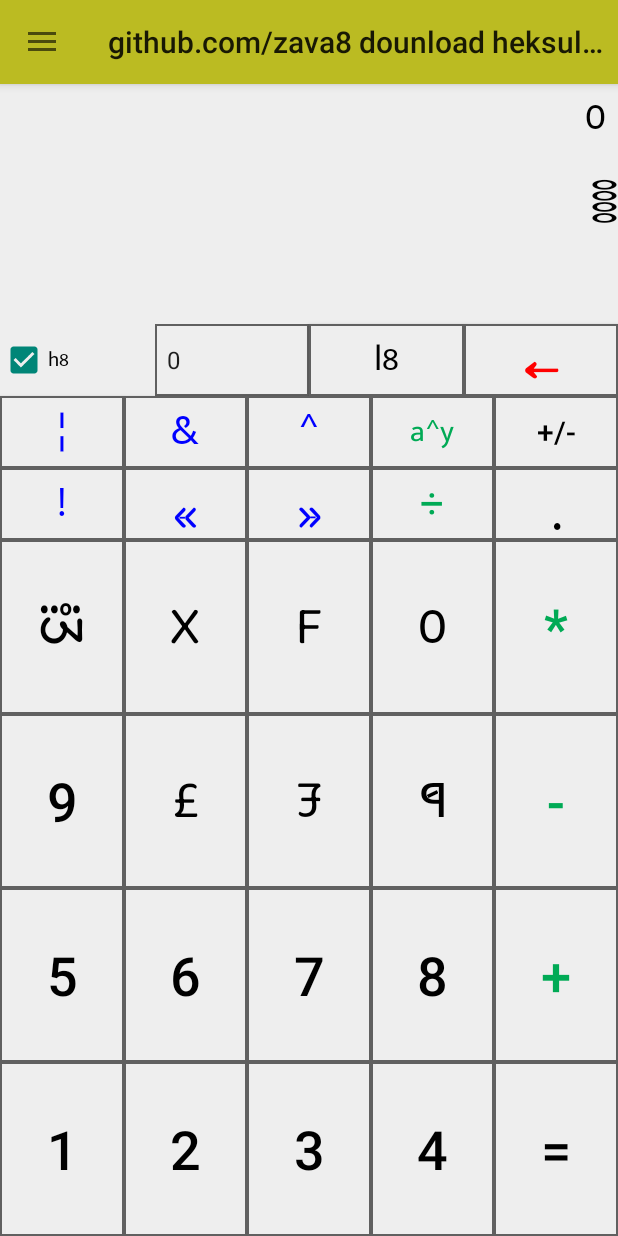
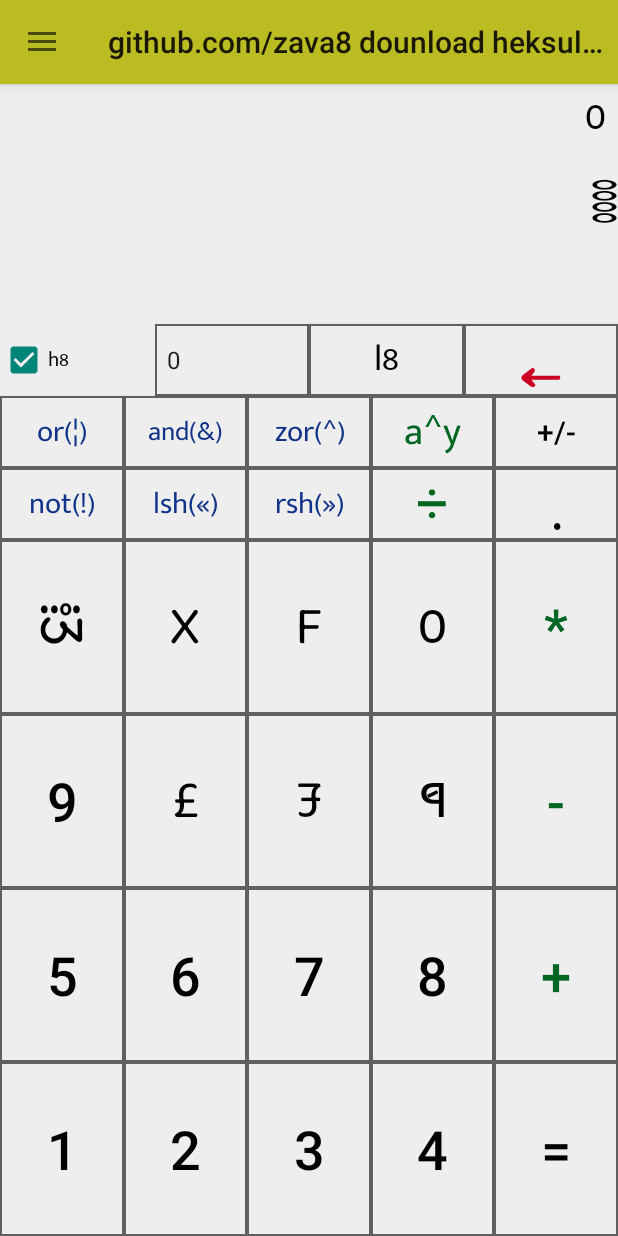
Before and after one commit to zava8/heksuletr, an Android app: the screen it shows after launch (MainActivity), on a phone screen of 412 x 824 dp. Run offline under Robolectric (Android 15) with nearby library versions, the phone set to English and light mode, and no system bars; libraries missing offline, so code that uses them is left out: io.realm; 1 statement that could not run was skipped.

Commit message:
zs810.tumblr.com fb.com/ztrabc vk.com/zs810

```diff
--- a/app/src/main/java/com/zava8/calculator/model/Operator.java
+++ b/app/src/main/java/com/zava8/calculator/model/Operator.java
@@ -9,13 +9,16 @@ public enum Operator {
     LN, LOG,
     DENOMINATOR, EXPONENT_POWER, SQUARE, POWER, SQUARE_ROOT,
     ABS, FACTORIAL, UNKNOWN;
-
     public static Operator operatorForTitle(String title) {
         switch (title) {
             case "+": return ADD;  case "-": return SUBTRACT; case "*": return MULTIPLY;
             case "÷": return remainder_divide; case "/": return remainder_divide; case "%": return PERCENT;
             case "&": return AND; case "|": return OR;
-            case "^": return XOR; case "!": return NOT; case "V": return LSH; case "w": return RSH;
+            case "^": return XOR; case "!": return NOT;
+            case "V": return LSH; case "w": return RSH;
+            case "and(&)": return AND; case "or(|)": return OR;
+            case "zor(^)": return XOR; case "not(!)": return NOT;
+            case "lsh(V)": return LSH; case "rsh(W)": return RSH;
             case "Asin": return ASIN; case "Acos": return ACOS; case "Atan": return ATAN; case "sin": return SIN;
             case "cos": return COS; case "tAn": return TAN; case "ln": return LN; case "log": return LOG;
       case "1/a": return DENOMINATOR; case "a^n": return EXPONENT_POWER; case "a^2": return SQUARE; case "a^y": return POWER;
--- a/app/src/main/res/layout/fragment_programmer.xml
+++ b/app/src/main/res/layout/fragment_programmer.xml
@@ -21,19 +21,10 @@
         app:layout_constraintTop_toBottomOf="@+id/result_tekst_viyu"/>
 
 <!--    android:layout_marginStart="8dp" android:layout_marginTop="8dp" android:layout_marginEnd="8dp"-->
-    <TextView
-        android:id="@+id/ekuation_tekst_viyu"
-        android:layout_width="0dp"
-        android:layout_height="48dp"
-        android:fontFamily="@font/u5h"
-        android:scrollbars="horizontal"
-        android:text=""
-        android:textAlignment="textEnd"
-        android:textColor="?attr/primaryTextColor"
-        android:textSize="@dimen/ekuation_tekst_viyu_size"
-        app:layout_constraintEnd_toStartOf="@+id/dizit_tekst_viyu"
-        app:layout_constraintStart_toStartOf="parent"
-        app:layout_constraintTop_toBottomOf="@+id/result_binary_viyu" />
+    <TextView android:id="@+id/ekuation_tekst_viyu" android:layout_width="0dp" android:layout_height="48dp" android:fontFamily="@font/u5h"
+        android:text="" android:textAlignment="textEnd" android:textColor="?attr/primaryTextColor" android:textSize="@dimen/ekuation_tekst_viyu_size"
+        android:scrollbars="horizontal" app:layout_constraintEnd_toStartOf="@+id/dizit_tekst_viyu"
+        app:layout_constraintStart_toStartOf="parent" app:layout_constraintTop_toBottomOf="@+id/result_binary_viyu" />
 
 <!--    android:layout_marginStart="8dp" android:layout_marginTop="8dp" android:layout_marginEnd="8dp"-->
     <TextView android:id="@+id/dizit_tekst_viyu" android:layout_width="96dp" android:layout_height="48dp"
@@ -41,10 +32,6 @@
         android:textColor="?attr/primaryTextColor" android:textSize="@dimen/dizit_tekst_viyu_size"
         app:layout_constraintStart_toEndOf="@+id/ekuation_tekst_viyu" app:layout_constraintEnd_toEndOf="parent"
         app:layout_constraintTop_toBottomOf="@+id/result_binary_viyu" />
-
-
-<!--  app:layout_constraintStart_toStartOf="parent" app:layout_constraintEnd_toStartOf="@+id/buttonDel"-->
-
 <!-- //////////////////////////////// -->
    <!-- android:layout_height="104dp" RadioGroup oriznl-->
     <CheckBox android:id="@+id/heks_check_boks" android:checked="true" android:layout_width="0dp" android:layout_height="@dimen/btn_ro1_hait"
@@ -66,39 +53,16 @@
         app:layout_constraintBottom_toBottomOf="@id/heks_check_boks" app:layout_constraintTop_toBottomOf="@+id/ekuation_tekst_viyu"
         app:layout_constraintStart_toEndOf="@+id/decimal_precision_spinner"   app:layout_constraintEnd_toStartOf="@id/buttonDel" />
 
-<!--    <Button    android:id="@+id/buttonFdivide"    android:layout_width="0dp"    android:layout_height="0dp"-->
-<!--        android:background="@drawable/calculator_button_main" android:textColor="?attr/primaryTextColor"-->
-<!--        android:text="@string/phlot_div_button_label" android:fontFamily="@font/u5" android:textAllCaps="false" android:textSize="@dimen/f_tekst_size"-->
-<!--        app:layout_constraintBottom_toBottomOf="@id/heks_check_boks" app:layout_constraintTop_toBottomOf="@+id/inputField2"-->
-<!--        app:layout_constraintStart_toEndOf="@+id/buttonLength"   app:layout_constraintEnd_toStartOf="@id/buttonDel" />-->
-
-
-
-<!--  <Button    android:id="@+id/buttonMode"    android:layout_width="75dp"    android:layout_height="40dp"    android:layout_marginStart="8dp"-->
-<!--      android:background="@drawable/calculator_button_main"    android:text="Mode" android:textAllCaps="false"-->
-<!--      android:fontFamily="@font/u5"  android:textColor="?attr/primaryTextColor"-->
-<!--      app:layout_constraintTop_toTopOf="@+id/buttonDel" app:layout_constraintBottom_toBottomOf="@+id/heks_check_boks"-->
-<!--      app:layout_constraintStart_toEndOf="@+id/buttonLength"    />-->
-
-    <Button
-        android:id="@+id/buttonDel"
-        android:layout_width="0dp"
-        android:layout_height="0dp"
-        android:background="@drawable/calculator_button_main"
-        android:fontFamily="@font/u8"
-        android:text="J"
-        android:textAlignment="center"
-        android:textColor="@color/deleteTextColor"
-        android:textSize="@dimen/del_tekst_size"
-        app:layout_constraintBottom_toBottomOf="@id/heks_check_boks"
-        app:layout_constraintEnd_toEndOf="parent"
-        app:layout_constraintStart_toEndOf="@+id/buttonLength"
-        app:layout_constraintTop_toBottomOf="@+id/ekuation_tekst_viyu" />
+    <Button android:id="@+id/buttonDel" android:layout_width="0dp" android:layout_height="0dp" android:background="@drawable/calculator_button_main"
+        android:fontFamily="@font/u8" android:text="J" android:textAlignment="center"
+        android:textColor="@color/deleteTextColor" android:textSize="@dimen/del_tekst_size"
+        app:layout_constraintBottom_toBottomOf="@id/heks_check_boks" app:layout_constraintEnd_toEndOf="parent"
+        app:layout_constraintStart_toEndOf="@+id/buttonLength" app:layout_constraintTop_toBottomOf="@+id/ekuation_tekst_viyu" />
 
 <!-- //////////////////////////////// -->
     <Button android:id="@+id/buttonOR" android:layout_width="0dp" android:layout_height="@dimen/btn_ro2_hait"
         android:background="@drawable/calculator_button_secondary" android:textColor="@color/logical_operator_Color"
-        android:fontFamily="@font/u5" android:text="@string/or_operator" android:textSize="@dimen/or_tekst_size" android:textAllCaps="false"
+        android:fontFamily="@font/u5" android:text="@string/or_operator_string" android:textSize="@dimen/or_tekst_size" android:textAllCaps="false"
         app:layout_constraintEnd_toStartOf="@+id/buttonAND" app:layout_constraintStart_toStartOf="parent"
         app:layout_constraintTop_toBottomOf="@+id/heks_check_boks" />
 
--- a/app/src/main/res/values/colors.xml
+++ b/app/src/main/res/values/colors.xml
@@ -14,9 +14,9 @@
     <!-- color of zor button -->
 <!--    <color name="primaryTextColor">#606060</color>-->
     <color name="primaryTextColor">#000000</color>
-    <color name="deleteTextColor">#ff0000</color>
-    <color name="logical_operator_Color">#0000ff</color>
-    <color name="arthmetic_operator_color">#00aa55</color>
+    <color name="deleteTextColor">#cc0022</color>
+    <color name="logical_operator_Color">#113388</color>
+    <color name="arthmetic_operator_color">#006622</color>
 
     <color name="secondaryTextColor">#898989</color>
     <!-- <color name="disabledTextColor">#DDDDDD</color> -->
--- a/app/src/main/res/values/dimens.xml
+++ b/app/src/main/res/values/dimens.xml
@@ -24,18 +24,18 @@
 
     <dimen name="dizits_tekst_size">36sp</dimen>
     <dimen name="dot_tekst_size">36sp</dimen>
-    <dimen name="divide_tekst_size">28sp</dimen>
-    <dimen name="remainder_tekst_size">36sp</dimen>
-    <dimen name="pover_tekst_size">20sp</dimen>
+    <dimen name="divide_tekst_size">38sp</dimen>
+    <dimen name="remainder_tekst_size">20sp</dimen>
+    <dimen name="pover_tekst_size">26sp</dimen>
     <dimen name="float_divide_tekst_size">28sp</dimen>
-    <dimen name="lsh_tekst_size">36sp</dimen>
-    <dimen name="rsh_tekst_size">36sp</dimen>
-    <dimen name="or_tekst_size">28sp</dimen>
-    <dimen name="not_tekst_size">28sp</dimen>
-    <dimen name="and_tekst_size">28sp</dimen>
-    <dimen name="zor_tekst_size">28sp</dimen>
+    <dimen name="lsh_tekst_size">20sp</dimen>
+    <dimen name="rsh_tekst_size">20sp</dimen>
+    <dimen name="or_tekst_size">20sp</dimen>
+    <dimen name="not_tekst_size">20sp</dimen>
+    <dimen name="and_tekst_size">18sp</dimen>
+    <dimen name="zor_tekst_size">20sp</dimen>
     <dimen name="sign_tekst_size">20sp</dimen>
-    <dimen name="del_tekst_size">36sp</dimen>
+    <dimen name="del_tekst_size">42sp</dimen>
     <dimen name="f_tekst_size">20sp</dimen>
     <dimen name="int_len_button_label_size">24sp</dimen>
     <dimen name="int_button_label_size">14sp</dimen>
--- a/app/src/main/res/values/strings.xml
+++ b/app/src/main/res/values/strings.xml
@@ -34,12 +34,12 @@
     <string name="decimal_point_operator_string" translatable="false">.</string>
     <string name="multiply_operator_string" translatable="false">*</string>
     <string name="remainder_divide_operator_string" translatable="false">÷</string>
-    <string name="And_operator_string" translatable="false">&amp;</string>
-    <string name="or_operator_string" translatable="false">|</string>
-    <string name="zor_operator_string" translatable="false">^</string>
-    <string name="not_operator_string" translatable="false">!</string>
-    <string name="lsh_operator_string" translatable="false">V</string>
-    <string name="rsh_operator_string" translatable="false">W</string>
+    <string name="And_operator_string" translatable="false">and(&amp;)</string>
+    <string name="or_operator_string" translatable="false">or(|)</string>
+    <string name="zor_operator_string" translatable="false">zor(^)</string>
+    <string name="not_operator_string" translatable="false">not(!)</string>
+    <string name="lsh_operator_string" translatable="false">lsh(V)</string>
+    <string name="rsh_operator_string" translatable="false">rsh(W)</string>
     <string name="Asin_operator_string" translatable="false">Asin</string>
     <string name="Acos_operator_string" translatable="false">Acos</string>
     <string name="AtAn_operator_string" translatable="false">AtAn</string>
```
